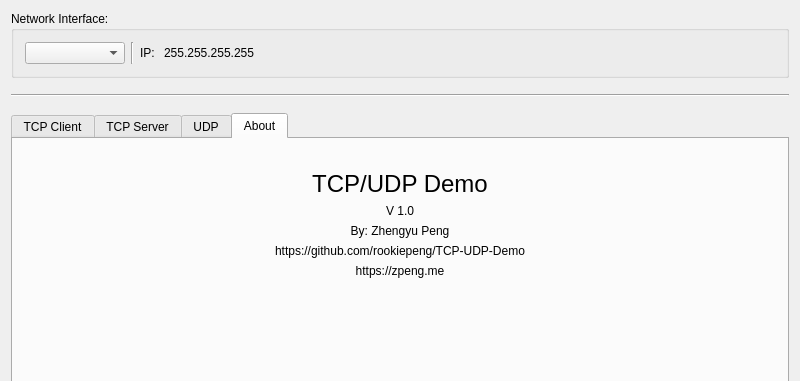
This is mainwindow.ui in rookiepeng/comm-test as Qt 5 draws it before an edit; both pictures show x 0 to 800 and y 0 to 381 of the 800 by 800 pixel window. The edited form follows.
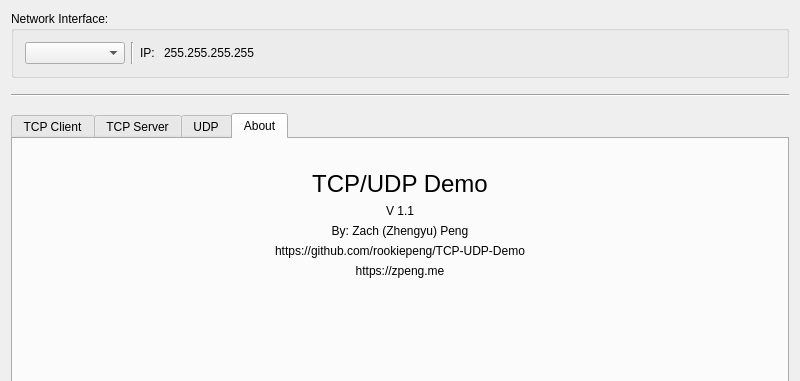
This is the edited form. The open tabs and pages were chosen to show the change.

The edit to the form file:
```diff
--- a/mainwindow.ui
+++ b/mainwindow.ui
@@ -706,7 +706,7 @@
         <item>
          <widget class="QLabel" name="label_6">
           <property name="text">
-           <string>V 1.0</string>
+           <string>V 1.1</string>
           </property>
           <property name="alignment">
            <set>Qt::AlignCenter</set>
@@ -719,7 +719,7 @@
         <item>
          <widget class="QLabel" name="label_7">
           <property name="text">
-           <string>By: Zhengyu Peng</string>
+           <string>By: Zach (Zhengyu) Peng</string>
           </property>
           <property name="alignment">
            <set>Qt::AlignCenter</set>
```
